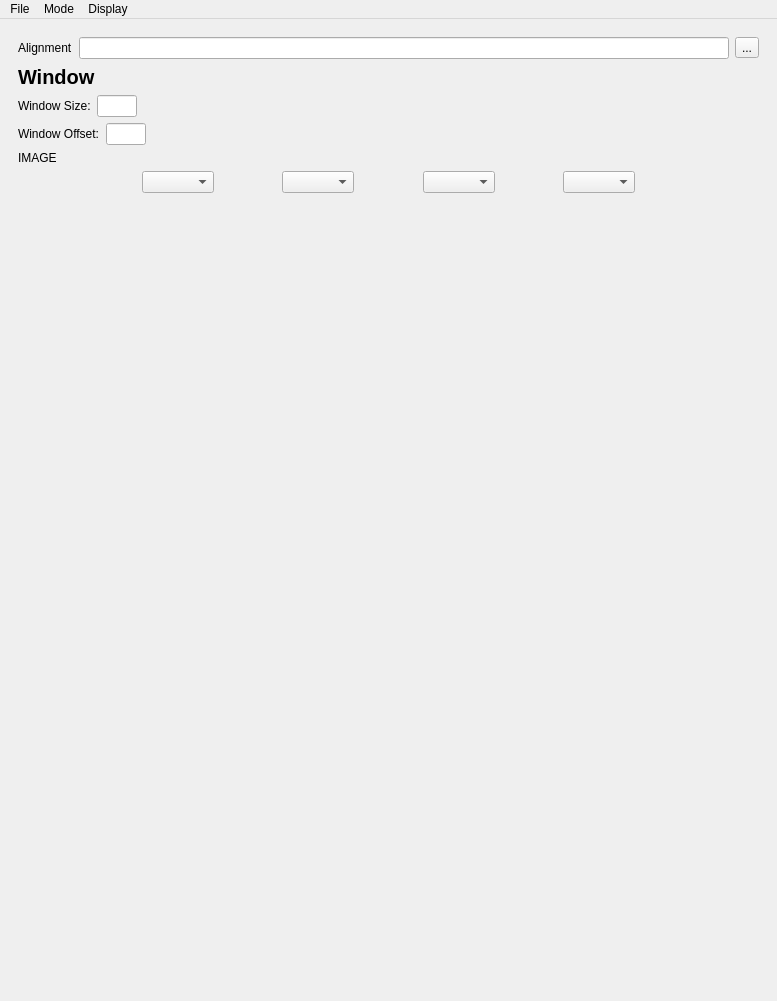
Old version of the form module/gui_layout.ui in the repository PeterDulworth/PhyloVis.
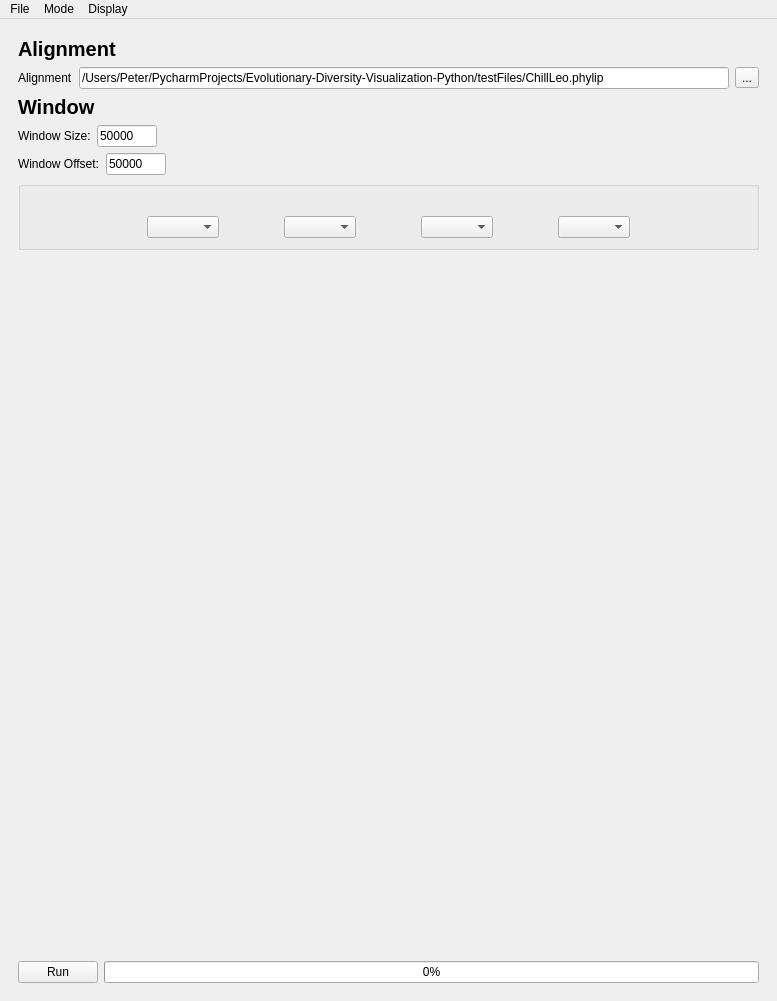
New version of the form.

Patch:
```diff
--- a/module/gui_layout.ui
+++ b/module/gui_layout.ui
@@ -2200,6 +2200,20 @@
         </widget>
         <widget class="QWidget" name="dStatisticPage">
          <layout class="QVBoxLayout" name="verticalLayout_14">
+          <item>
+           <widget class="QLabel" name="label_3">
+            <property name="font">
+             <font>
+              <pointsize>15</pointsize>
+              <weight>75</weight>
+              <bold>true</bold>
+             </font>
+            </property>
+            <property name="text">
+             <string>Alignment</string>
+            </property>
+           </widget>
+          </item>
           <item>
            <layout class="QHBoxLayout" name="horizontalLayout_3">
             <item>
@@ -2210,7 +2224,11 @@
              </widget>
             </item>
             <item>
-             <widget class="QLineEdit" name="dAlignmentEntry"/>
+             <widget class="QLineEdit" name="dAlignmentEntry">
+              <property name="text">
+               <string>/Users/Peter/PycharmProjects/Evolutionary-Diversity-Visualization-Python/testFiles/ChillLeo.phylip</string>
+              </property>
+             </widget>
             </item>
             <item>
              <widget class="QToolButton" name="dAlignmentBtn">
@@ -2248,10 +2266,13 @@
              <widget class="QLineEdit" name="dWindowSizeEntry">
               <property name="maximumSize">
                <size>
-                <width>40</width>
+                <width>60</width>
                 <height>16777215</height>
                </size>
               </property>
+              <property name="text">
+               <string>50000</string>
+              </property>
              </widget>
             </item>
             <item>
@@ -2282,10 +2303,13 @@
              <widget class="QLineEdit" name="dWindowOffsetEntry">
               <property name="maximumSize">
                <size>
-                <width>40</width>
+                <width>60</width>
                 <height>16777215</height>
                </size>
               </property>
+              <property name="text">
+               <string>50000</string>
+              </property>
              </widget>
             </item>
             <item>
@@ -2304,9 +2328,15 @@
            </layout>
           </item>
           <item>
+           <widget class="QGroupBox" name="groupBox_2">
+            <property name="title">
+             <string/>
+            </property>
+            <layout class="QVBoxLayout" name="verticalLayout_15">
+             <item>
            <widget class="QLabel" name="imageLabel">
             <property name="text">
-             <string>IMAGE</string>
+                <string/>
             </property>
            </widget>
           </item>
@@ -2469,6 +2499,12 @@
             </item>
            </layout>
           </item>
+            </layout>
+            <zorder>imageLabel</zorder>
+            <zorder>horizontalLayoutWidget_6</zorder>
+            <zorder>horizontalLayoutWidget_6</zorder>
+           </widget>
+          </item>
           <item>
            <spacer name="verticalSpacer_11">
             <property name="orientation">
@@ -2482,6 +2518,33 @@
             </property>
            </spacer>
           </item>
+          <item>
+           <layout class="QHBoxLayout" name="horizontalLayout_26">
+            <item>
+             <widget class="QPushButton" name="dRunBtn">
+              <property name="minimumSize">
+               <size>
+                <width>0</width>
+                <height>0</height>
+               </size>
+              </property>
+              <property name="text">
+               <string>Run</string>
+              </property>
+             </widget>
+            </item>
+            <item>
+             <widget class="QProgressBar" name="dProgressBar">
+              <property name="value">
+               <number>0</number>
+              </property>
+              <property name="invertedAppearance">
+               <bool>false</bool>
+              </property>
+             </widget>
+            </item>
+           </layout>
+          </item>
          </layout>
         </widget>
         <widget class="QWidget" name="outputPage">
```
Left out of the diff: 8 changed lines with no effect on the pictures. Lines whose indentation alone changed are shown as unchanged.
